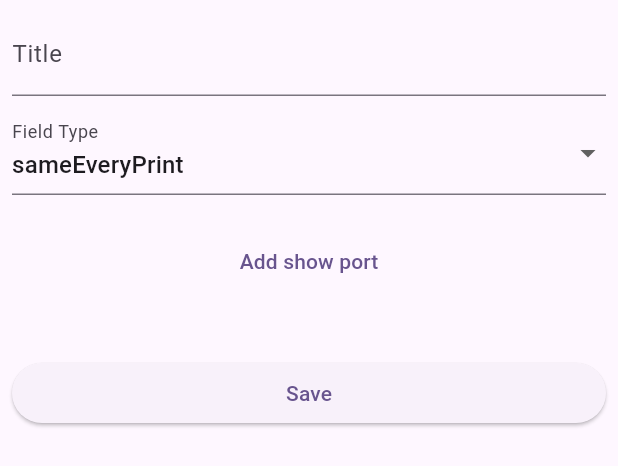
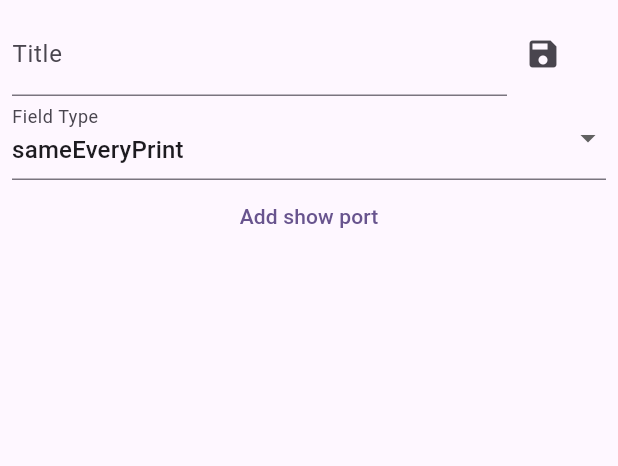
Before and after one commit to lavruh/fast_form_filler, a Flutter app: the FieldEditor widget shown alone on an empty page, opened directly with empty values, on a phone screen of 412 x 824 dp. Shown: the top 466 px of the screen. Run offline on Flutter 3.47's test engine with Material 3 defaults, Android fonts, the phone set to English and light mode, and no system bars; our stand-ins replace file_picker, get, printing; missing offline and left inert: syncfusion_flutter_pdf, syncfusion_flutter_pdfviewer.

Commit message:
ui fixes

```diff
--- a/lib/domain/fields_controller.dart
+++ b/lib/domain/fields_controller.dart
@@ -60,8 +60,7 @@ class FieldsController extends GetxController {
   }
 
   jumpToLastOpenedPage() {
-    Future.delayed(const Duration(microseconds: 100), () {
-      print('Jump to $lastOpenPage');
+    Future.delayed(const Duration(milliseconds: 100), () {
       pdfController.jumpToPage(lastOpenPage);
     });
   }
--- a/lib/ui/field_editor.dart
+++ b/lib/ui/field_editor.dart
@@ -28,20 +28,37 @@ class FieldEditorState extends State<FieldEditor> {
 
     return Padding(
       padding: const EdgeInsets.all(8.0),
+      child: Flex(direction: Axis.vertical, children: [
+        Flexible(
+          flex: 1,
           child: Column(
             crossAxisAlignment: CrossAxisAlignment.stretch,
             children: [
-          TextField(
-            controller: TextEditingController(text: widget.field.title),
+              Flex(
+                direction: Axis.horizontal,
+                children: [
+                  Flexible(
+                    flex: 5,
+                    child: TextField(
+                      controller:
+                          TextEditingController(text: widget.field.title),
                       decoration: const InputDecoration(labelText: 'Title'),
                       onSubmitted: (val) =>
                           state.openEditor(widget.field.copyWith(title: val)),
                     ),
-          const SizedBox(height: 10),
+                  ),
+                  Flexible(
+                    flex: 1,
+                    child: IconButton(
+                        onPressed: () => state.saveState(),
+                        icon: const Icon(Icons.save)),
+                  ),
+                ],
+              ),
               DropdownButtonFormField<FieldType>(
                 value: widget.field.fieldType,
-            onChanged: (FieldType? newValue) =>
-                state.openEditor(widget.field.copyWith(fieldType: newValue)),
+                onChanged: (FieldType? newValue) => state
+                    .openEditor(widget.field.copyWith(fieldType: newValue)),
                 items: FieldType.values.map((FieldType fieldType) {
                   return DropdownMenuItem<FieldType>(
                     value: fieldType,
@@ -50,7 +67,6 @@ class FieldEditorState extends State<FieldEditor> {
                 }).toList(),
                 decoration: const InputDecoration(labelText: 'Field Type'),
               ),
-          const SizedBox(height: 20),
               TextButton(
                   onPressed: () {
                     final showPortsList = widget.field.showPorts;
@@ -61,21 +77,20 @@ class FieldEditorState extends State<FieldEditor> {
                     ]));
                   },
                   child: const Text("Add show port")),
-          const SizedBox(height: 20),
-          SingleChildScrollView(
+            ],
+          ),
+        ),
+        Flexible(
+          flex: 3,
+          child: SingleChildScrollView(
             child: Column(
               children: widget.field.showPorts
                   .map((e) => ShowPortEditor(showPort: e))
                   .toList(),
             ),
           ),
-          const SizedBox(height: 20),
-          ElevatedButton(
-            onPressed: () => state.saveState(),
-            child: const Text('Save'),
         ),
-        ],
-      ),
+      ]),
     );
   }
 }
```
Lines whose indentation alone changed are shown as unchanged.
